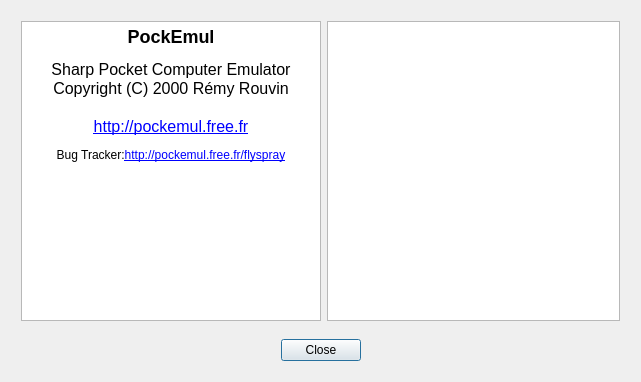
The window that ui/about.ui (matsumo/PockEmul) describes before a commit, drawn with Qt 5.
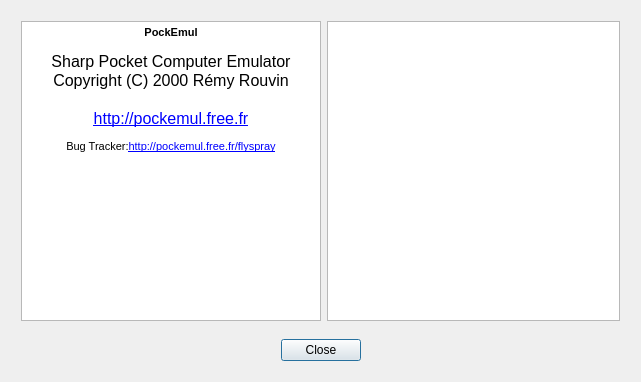
The same window after the commit.

```diff
--- a/ui/about.ui
+++ b/ui/about.ui
@@ -61,18 +61,19 @@
          <property name="lineWrapColumnOrWidth" >
           <number>0</number>
          </property>
-         <property name="html" >
-          <string>&lt;html>&lt;head>&lt;meta name="qrichtext" content="1" />&lt;style type="text/css">
+         <property name="html">
+          <string>&lt;!DOCTYPE HTML PUBLIC &quot;-//W3C//DTD HTML 4.0//EN&quot; &quot;http://www.w3.org/TR/REC-html40/strict.dtd&quot;&gt;
+&lt;html&gt;&lt;head&gt;&lt;meta name=&quot;qrichtext&quot; content=&quot;1&quot; /&gt;&lt;style type=&quot;text/css&quot;&gt;
 p, li { white-space: pre-wrap; }
-&lt;/style>&lt;/head>&lt;body style=" font-family:'MS Shell Dlg 2'; font-size:8.25pt; font-weight:400; font-style:normal; text-decoration:none;">
-&lt;p align="center" style=" margin-top:0px; margin-bottom:0px; margin-left:0px; margin-right:0px; -qt-block-indent:0; text-indent:0px; font-size:8pt;">&lt;span style=" font-family:'Sans Serif'; font-size:x-large; font-weight:600;">PockEmul&lt;/span>&lt;/p>
-&lt;p align="center" style=" margin-top:0px; margin-bottom:0px; margin-left:0px; margin-right:0px; -qt-block-indent:0; text-indent:0px; font-size:8pt;"> &lt;/p>
-&lt;p align="center" style=" margin-top:0px; margin-bottom:0px; margin-left:0px; margin-right:0px; -qt-block-indent:0; text-indent:0px; font-family:'Sans Serif'; font-size:12pt;">Sharp Pocket Computer Emulator&lt;/p>
-&lt;p align="center" style=" margin-top:0px; margin-bottom:0px; margin-left:0px; margin-right:0px; -qt-block-indent:0; text-indent:0px; font-family:'Sans Serif'; font-size:12pt;">Copyright (C) 2000 Rémy Rouvin&lt;/p>
-&lt;p align="center" style="-qt-paragraph-type:empty; margin-top:0px; margin-bottom:0px; margin-left:0px; margin-right:0px; -qt-block-indent:0; text-indent:0px; font-family:'Sans Serif'; font-size:12pt;">&lt;/p>
-&lt;p align="center" style=" margin-top:0px; margin-bottom:0px; margin-left:0px; margin-right:0px; -qt-block-indent:0; text-indent:0px; font-family:'Sans Serif'; font-size:12pt;">&lt;a href="http://pockemul.free.fr/">&lt;span style=" text-decoration: underline; color:#0000ff;">http://pockemul.free.fr&lt;/span>&lt;/a>&lt;/p>
-&lt;p align="center" style=" margin-top:12px; margin-bottom:12px; margin-left:0px; margin-right:0px; -qt-block-indent:0; text-indent:0px; font-size:8pt;">&lt;span style=" font-size:medium;">Bug Tracker:&lt;/span>&lt;a href="http://pockemul.free.fr/flyspray">&lt;span style=" font-size:medium; text-decoration: underline; color:#0000ff;">http://pockemul.free.fr/flyspray&lt;/span>&lt;/a>&lt;/p>
-&lt;p align="center" style=" margin-top:12px; margin-bottom:12px; margin-left:0px; margin-right:0px; -qt-block-indent:0; text-indent:0px; font-size:8pt;"> &lt;/p>&lt;/body>&lt;/html></string>
+&lt;/style&gt;&lt;/head&gt;&lt;body style=&quot; font-family:'MS Shell Dlg 2'; font-size:8.25pt; font-weight:400; font-style:normal;&quot;&gt;
+&lt;p align=&quot;center&quot; style=&quot; margin-top:0px; margin-bottom:0px; margin-left:0px; margin-right:0px; -qt-block-indent:0; text-indent:0px;&quot;&gt;&lt;span style=&quot; font-family:'Sans Serif'; font-size:8pt; font-weight:600;&quot;&gt;PockEmul&lt;/span&gt;&lt;/p&gt;
+&lt;p align=&quot;center&quot; style=&quot; margin-top:0px; margin-bottom:0px; margin-left:0px; margin-right:0px; -qt-block-indent:0; text-indent:0px;&quot;&gt;&lt;span style=&quot; font-size:8pt;&quot;&gt; &lt;/span&gt;&lt;/p&gt;
+&lt;p align=&quot;center&quot; style=&quot; margin-top:0px; margin-bottom:0px; margin-left:0px; margin-right:0px; -qt-block-indent:0; text-indent:0px;&quot;&gt;&lt;span style=&quot; font-family:'Sans Serif'; font-size:12pt;&quot;&gt;Sharp Pocket Computer Emulator&lt;/span&gt;&lt;/p&gt;
+&lt;p align=&quot;center&quot; style=&quot; margin-top:0px; margin-bottom:0px; margin-left:0px; margin-right:0px; -qt-block-indent:0; text-indent:0px;&quot;&gt;&lt;span style=&quot; font-family:'Sans Serif'; font-size:12pt;&quot;&gt;Copyright (C) 2000 Rémy Rouvin&lt;/span&gt;&lt;/p&gt;
+&lt;p align=&quot;center&quot; style=&quot;-qt-paragraph-type:empty; margin-top:0px; margin-bottom:0px; margin-left:0px; margin-right:0px; -qt-block-indent:0; text-indent:0px; font-family:'Sans Serif'; font-size:12pt;&quot;&gt;&lt;br /&gt;&lt;/p&gt;
+&lt;p align=&quot;center&quot; style=&quot; margin-top:0px; margin-bottom:0px; margin-left:0px; margin-right:0px; -qt-block-indent:0; text-indent:0px;&quot;&gt;&lt;a href=&quot;http://pockemul.free.fr/&quot;&gt;&lt;span style=&quot; font-family:'Sans Serif'; font-size:12pt; text-decoration: underline; color:#0000ff;&quot;&gt;http://pockemul.free.fr&lt;/span&gt;&lt;/a&gt;&lt;/p&gt;
+&lt;p align=&quot;center&quot; style=&quot; margin-top:12px; margin-bottom:12px; margin-left:0px; margin-right:0px; -qt-block-indent:0; text-indent:0px;&quot;&gt;&lt;span style=&quot; font-size:8pt;&quot;&gt;Bug Tracker:&lt;/span&gt;&lt;a href=&quot;http://pockemul.free.fr/flyspray&quot;&gt;&lt;span style=&quot; font-size:8pt; text-decoration: underline; color:#0000ff;&quot;&gt;http://pockemul.free.fr/flyspray&lt;/span&gt;&lt;/a&gt;&lt;/p&gt;
+&lt;p align=&quot;center&quot; style=&quot; margin-top:12px; margin-bottom:12px; margin-left:0px; margin-right:0px; -qt-block-indent:0; text-indent:0px;&quot;&gt;&lt;span style=&quot; font-size:8pt;&quot;&gt; &lt;/span&gt;&lt;/p&gt;&lt;/body&gt;&lt;/html&gt;</string>
          </property>
          <property name="openExternalLinks" >
           <bool>true</bool>
```
Left out of the diff: 119 changed lines with no effect on the pictures.
